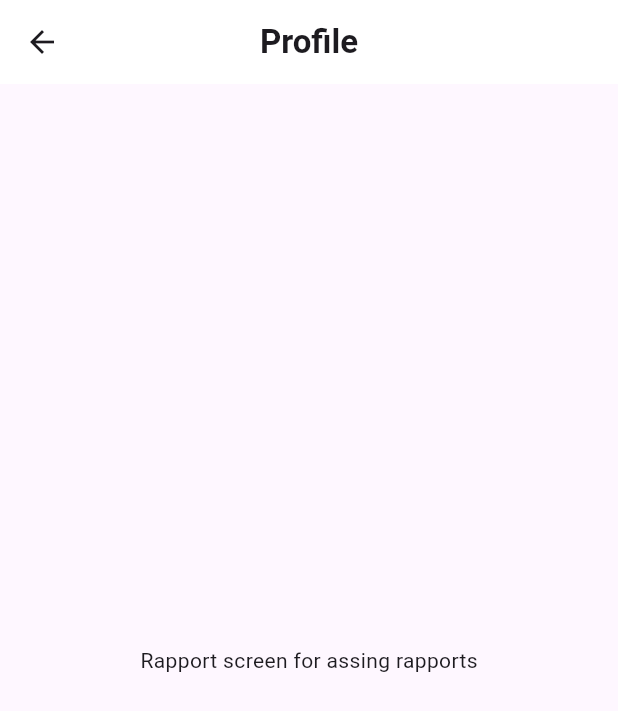
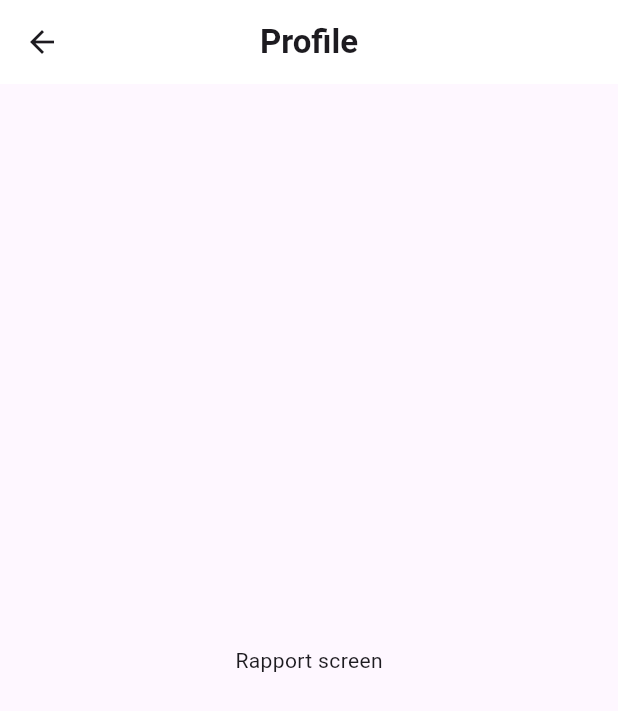
Before and after one commit to M-Amine-HM/gym_app, a Flutter app: the RapportScreen screen opened directly, on a phone screen of 412 x 824 dp. Shown: the top 711 px of the screen. Run offline on Flutter 3.47's test engine with Material 3 defaults, Android fonts, the light colour scheme and no system bars; our stand-ins replace video_player.

Commit message:
Revert "test"
This reverts commit dfacb93275cc20f334ac00af4d59135ce50db548.

```diff
--- a/lib/core/rapport.dart
+++ b/lib/core/rapport.dart
@@ -20,7 +20,7 @@ class _RapportScreenState extends State<RapportScreen> {
         centerTitle: true,
       ),
       body: Center(
-        child: Text("Rapport screen for assing rapports"),
+        child: Text("Rapport screen"),
       ),
     );
   }
```
